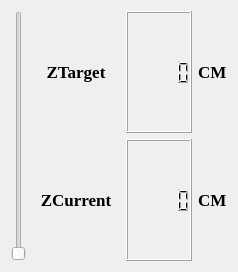
Above: GUI/GUI/Widgets Available/ZCursor/ZCursor/zcursor.ui from NaviPolytechnique/GUI before the change. Below: the same form after it.
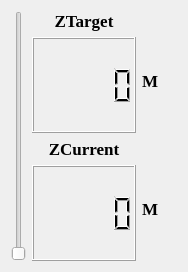
That is the form after the change.

Patch:
```diff
--- a/GUI/GUI/Widgets Available/ZCursor/ZCursor/zcursor.ui
+++ b/GUI/GUI/Widgets Available/ZCursor/ZCursor/zcursor.ui
@@ -6,7 +6,7 @@
    <rect>
     <x>0</x>
     <y>0</y>
-    <width>238</width>
+    <width>188</width>
     <height>272</height>
    </rect>
   </property>
@@ -24,9 +24,11 @@
       </widget>
      </item>
      <item>
-      <layout class="QVBoxLayout" name="verticalLayout">
+      <layout class="QVBoxLayout" name="verticalLayout" stretch="1,1">
        <item>
-        <layout class="QHBoxLayout" name="horizontalLayout_3" stretch="4,3,1">
+        <layout class="QHBoxLayout" name="horizontalLayout_3" stretch="3,1">
+         <item>
+          <layout class="QVBoxLayout" name="verticalLayout_4" stretch="1,6">
          <item>
           <widget class="QLabel" name="label_2">
            <property name="font">
@@ -57,6 +59,23 @@
            </property>
           </widget>
          </item>
+          </layout>
+         </item>
+         <item>
+          <layout class="QVBoxLayout" name="verticalLayout_5" stretch="1,6">
+           <item>
+            <spacer name="verticalSpacer_2">
+             <property name="orientation">
+              <enum>Qt::Vertical</enum>
+             </property>
+             <property name="sizeHint" stdset="0">
+              <size>
+               <width>20</width>
+               <height>40</height>
+              </size>
+             </property>
+            </spacer>
+           </item>
          <item>
           <widget class="QLabel" name="label_3">
            <property name="font">
@@ -68,14 +87,18 @@
             </font>
            </property>
            <property name="text">
-            <string>CM</string>
+              <string>M</string>
            </property>
           </widget>
          </item>
         </layout>
        </item>
+        </layout>
+       </item>
        <item>
-        <layout class="QHBoxLayout" name="horizontalLayout_4" stretch="4,3,1">
+        <layout class="QHBoxLayout" name="horizontalLayout_4" stretch="3,1">
+         <item>
+          <layout class="QVBoxLayout" name="verticalLayout_2" stretch="1,6">
          <item>
           <widget class="QLabel" name="label">
            <property name="font">
@@ -106,6 +129,23 @@
            </property>
           </widget>
          </item>
+          </layout>
+         </item>
+         <item>
+          <layout class="QVBoxLayout" name="verticalLayout_3" stretch="1,6">
+           <item>
+            <spacer name="verticalSpacer">
+             <property name="orientation">
+              <enum>Qt::Vertical</enum>
+             </property>
+             <property name="sizeHint" stdset="0">
+              <size>
+               <width>20</width>
+               <height>40</height>
+              </size>
+             </property>
+            </spacer>
+           </item>
          <item>
           <widget class="QLabel" name="label_4">
            <property name="font">
@@ -117,9 +157,11 @@
             </font>
            </property>
            <property name="text">
-            <string>CM</string>
-           </property>
-          </widget>
+              <string>M</string>
+             </property>
+            </widget>
+           </item>
+          </layout>
          </item>
         </layout>
        </item>
```
Lines whose indentation alone changed are shown as unchanged.
